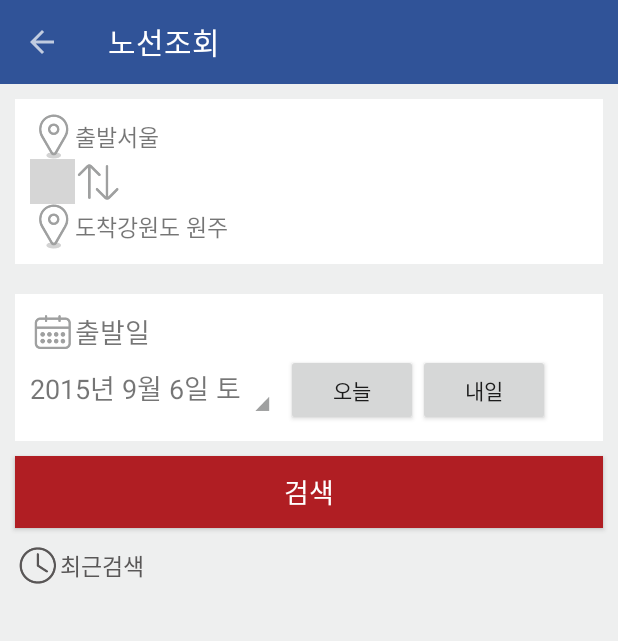
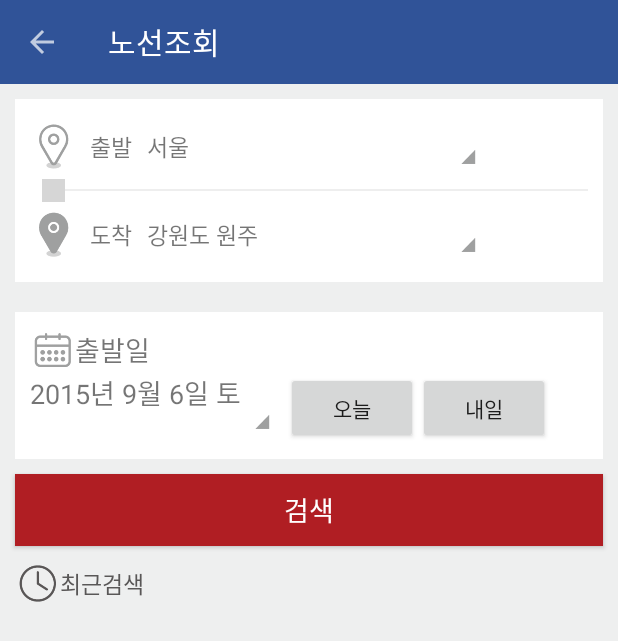
Before and after one commit to songmho/BusRo, an Android app: the Dep_arr_Activity screen opened directly, with no data from a screen before it, on a phone screen of 412 x 824 dp. Shown: the top 641 px of the screen. Run offline under Robolectric (Android 15) with nearby library versions, the phone set to English and light mode, and no system bars; grey boxes are pictures that could not be loaded.

Commit message:
출발지,도착지 선택 시 액티비티 전환되도록 변경

```diff
--- a/app/src/main/java/com/busro/busro/ChooseActivity.java
+++ b/app/src/main/java/com/busro/busro/ChooseActivity.java
@@ -3,6 +3,7 @@ package com.busro.busro;
 import android.os.Bundle;
 import android.support.annotation.Nullable;
 import android.support.v7.app.AppCompatActivity;
+import android.support.v7.widget.Toolbar;
 
 /**
  * Created by songmho on 2016-01-12.
@@ -13,5 +14,13 @@ public class ChooseActivity extends AppCompatActivity {
     protected void onCreate(@Nullable Bundle savedInstanceState) {
         super.onCreate(savedInstanceState);
         setContentView(R.layout.activity_choose);
+
+        Toolbar toolbar=(Toolbar)findViewById(R.id.toolbar);
+        setSupportActionBar(toolbar);
+        getSupportActionBar().setDisplayHomeAsUpEnabled(true);
+        if(getIntent().getAction()=="android.action.depart")
+            getSupportActionBar().setTitle("출발지 선택");
+        else
+            getSupportActionBar().setTitle("도착지 선택");
     }
 }
--- a/app/src/main/java/com/busro/busro/Dep_arr_Activity.java
+++ b/app/src/main/java/com/busro/busro/Dep_arr_Activity.java
@@ -1,14 +1,20 @@
 package com.busro.busro;
 
+import android.content.Intent;
 import android.os.Bundle;
 import android.support.annotation.Nullable;
 import android.support.v7.app.AppCompatActivity;
 import android.support.v7.widget.Toolbar;
+import android.view.View;
+import android.widget.TextView;
 
 /**
  * Created by songmho on 2016-01-12.
  */
-public class Dep_arr_Activity extends AppCompatActivity {
+public class Dep_arr_Activity extends AppCompatActivity implements View.OnClickListener {
+
+    private TextView depart;
+    private TextView arrive;
 
     @Override
     protected void onCreate(@Nullable Bundle savedInstanceState) {
@@ -21,5 +27,25 @@ public class Dep_arr_Activity extends AppCompatActivity {
         setSupportActionBar(toolbar);
         getSupportActionBar().setTitle("노선조회");
         getSupportActionBar().setDisplayHomeAsUpEnabled(true);
+
+        depart=(TextView)findViewById(R.id.depart);
+        arrive=(TextView)findViewById(R.id.arrive);
+
+        depart.setOnClickListener(this);
+        arrive.setOnClickListener(this);
+    }
+
+    @Override
+    public void onClick(View v) {
+        Intent intent=new Intent(Dep_arr_Activity.this,ChooseActivity.class);
+        switch (v.getId()){
+            case R.id.depart:
+               intent.setAction("android.action.depart");
+                break;
+            case R.id.arrive:
+                intent.setAction("android.action.arrive");
+                break;
+        }
+        startActivity(intent);
     }
 }
--- a/app/src/main/res/layout/activity_choose.xml
+++ b/app/src/main/res/layout/activity_choose.xml
@@ -2,5 +2,7 @@
 <LinearLayout xmlns:android="http://schemas.android.com/apk/res/android"
     android:orientation="vertical" android:layout_width="match_parent"
     android:layout_height="match_parent">
-
+    <include
+        layout="@layout/toolbar"
+        android:id="@+id/toolbar"/>
 </LinearLayout>
--- a/app/src/main/res/layout/activity_dep_arr.xml
+++ b/app/src/main/res/layout/activity_dep_arr.xml
@@ -29,6 +29,7 @@
             />
 
         <TextView
+            android:layout_margin="10dp"
             android:layout_width="wrap_content"
             android:layout_height="wrap_content"
             android:text = "출발"
@@ -38,31 +39,34 @@
 
 
         <TextView
-            android:layout_width="wrap_content"
-            android:layout_height="wrap_content"
+            android:id="@+id/depart"
+            android:layout_width="200dp"
+            android:layout_height="match_parent"
             android:text="서울"
             android:textSize = "15dp"
-            android:layout_gravity="center"/>
-
+            android:gravity="center|left"/>
+        <ImageView
+            android:layout_height="30dp"
+            android:layout_width="30dp"
+            android:layout_gravity="bottom"
+            android:background="@drawable/more"/>
     </LinearLayout>
-
         <LinearLayout
             android:layout_width="match_parent"
             android:layout_height="wrap_content"
             android:orientation="horizontal">
-
-        <ImageView
-        android:layout_height="30dp"
-        android:layout_width="30dp"
-        android:background="@drawable/dotline"/>
-
-        <ImageView
-            android:layout_height="30dp"
-            android:layout_width="30dp"
-            android:background="@drawable/change_dep_arr"/>
-
+            <ImageView
+                android:layout_width="15dp"
+                android:layout_height="15dp"
+                android:layout_marginLeft="8dp"
+                android:src="@drawable/dotline"
+                android:layout_gravity="center"/>
+            <View
+                android:layout_width="match_parent"
+                android:layout_height="1dp"
+                android:background="#EEEEEE"
+                android:layout_gravity="center"/>
         </LinearLayout>
-
     <LinearLayout
         android:layout_width="match_parent"
         android:layout_height="wrap_content"
@@ -71,11 +75,12 @@
         <ImageView
         android:layout_height="30dp"
         android:layout_width="30dp"
-        android:background="@drawable/depart"
+        android:background="@drawable/arrive"
         android:layout_gravity="center"/>
 
 
         <TextView
+            android:layout_margin="10dp"
             android:layout_width="wrap_content"
             android:layout_height="wrap_content"
             android:text="도착"
@@ -83,11 +88,17 @@
             android:layout_gravity="center"/>
 
         <TextView
-                android:layout_width="wrap_content"
-                android:layout_height="wrap_content"
-                android:text = "강원도 원주"
-                android:textSize = "15dp"
-            android:layout_gravity="center"/>
+            android:id="@+id/arrive"
+            android:layout_width="200dp"
+            android:layout_height="match_parent"
+            android:text = "강원도 원주"
+            android:textSize = "15dp"
+            android:gravity="center|left"/>
+        <ImageView
+            android:layout_height="30dp"
+            android:layout_width="30dp"
+            android:layout_gravity="bottom"
+            android:background="@drawable/more"/>
     </LinearLayout>
     </LinearLayout>
 
@@ -124,8 +135,9 @@
 
             <TextView
                 android:layout_width="wrap_content"
-                android:layout_height="wrap_content"
+                android:layout_height="match_parent"
                 android:text="2015년 9월 6일 토"
+                android:layout_gravity="center"
                 android:textSize="8pt"/>
 
             <ImageView
```
Also changed, not shown: 1 other file.
